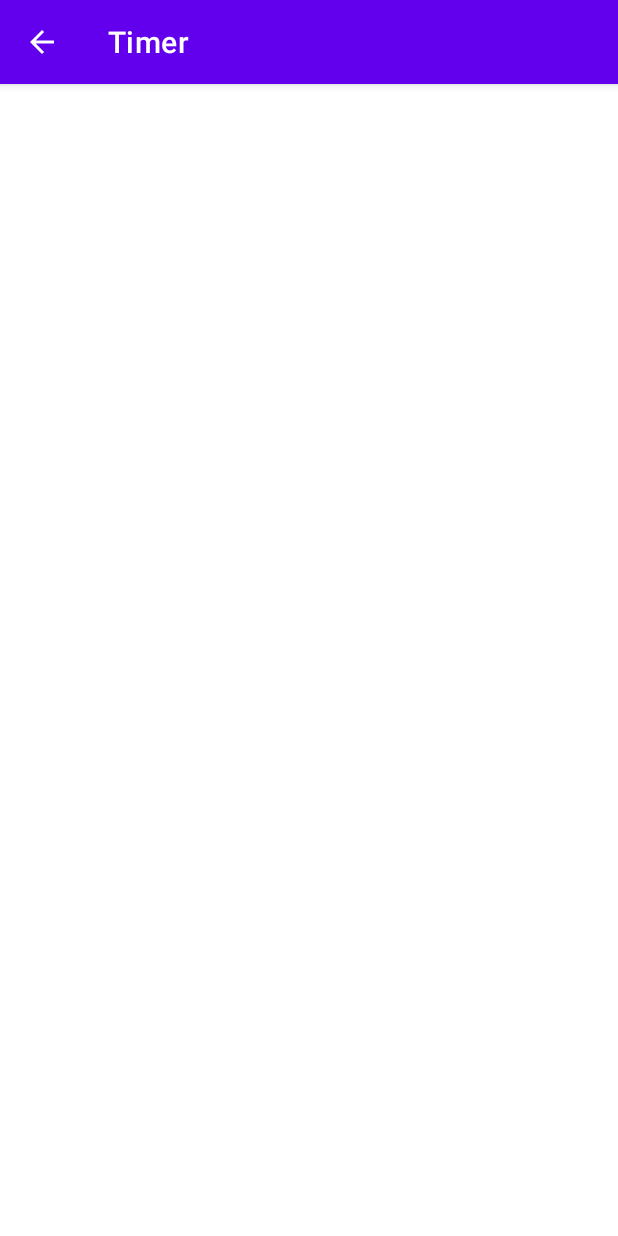
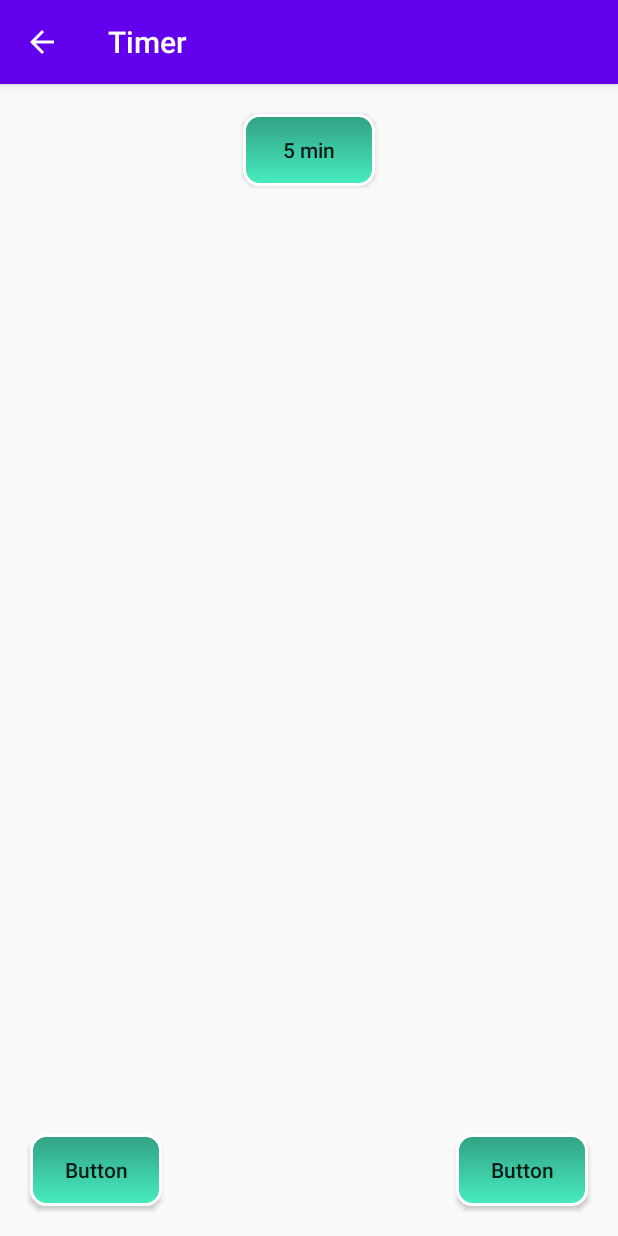
Before and after one commit to TravisKoz/capstone_theSuperSmashApp, an Android app: the TimerActivity screen opened directly, with no data from a screen before it, on a phone screen of 412 x 824 dp. Run offline under Robolectric (Android 15) with nearby library versions, the phone set to English and light mode, and no system bars.

Commit message:
Button customisation for timer activity.

```diff
--- a/app/src/main/java/edu/cvtc/myapplication/MainActivity.java
+++ b/app/src/main/java/edu/cvtc/myapplication/MainActivity.java
@@ -28,7 +28,6 @@ public class MainActivity extends AppCompatActivity {
     // Populate the options menu
     @Override
     public boolean onOptionsItemSelected(@NonNull MenuItem item) {
-
         Intent intent;
 
         switch (item.getItemId()) {
--- /dev/null
+++ b/app/src/main/res/drawable/button_timer_default.xml
@@ -0,0 +1,21 @@
+<?xml version="1.0" encoding="utf-8"?>
+<shape xmlns:android="http://schemas.android.com/apk/res/android"
+    android:shape="rectangle">
+    <gradient
+        android:angle="90"
+        android:startColor="#48EDC0"
+        android:endColor="#31A182"/>
+
+    <padding
+        android:bottom="7dp"
+        android:left="7dp"
+        android:right="7dp"
+        android:top="7dp"/>
+
+    <stroke
+        android:width="2dp"
+        android:color="#FFF"/>
+
+    <corners android:radius="10dp"/>
+
+</shape>
--- /dev/null
+++ b/app/src/main/res/drawable/button_timer_pressed.xml
@@ -0,0 +1,21 @@
+<?xml version="1.0" encoding="utf-8"?>
+<shape xmlns:android="http://schemas.android.com/apk/res/android"
+    android:shape="rectangle">
+    <gradient
+        android:angle="90"
+        android:startColor="#04D59B"
+        android:endColor="#48EDC0"/>
+
+    <padding
+        android:bottom="7dp"
+        android:left="7dp"
+        android:right="7dp"
+        android:top="7dp"/>
+
+    <stroke
+        android:width="2dp"
+        android:color="#FFF"/>
+
+    <corners android:radius="10dp"/>
+
+</shape>
--- /dev/null
+++ b/app/src/main/res/drawable/custom_button.xml
@@ -0,0 +1,13 @@
+<?xml version="1.0" encoding="utf-8"?>
+<selector xmlns:android="http://schemas.android.com/apk/res/android">
+
+    <item
+        android:state_pressed="true"
+        android:drawable="@drawable/button_timer_pressed"/>
+
+    <item
+        android:state_pressed="false"
+        android:drawable="@drawable/button_timer_default" />
+
+
+</selector>
--- /dev/null
+++ b/app/src/main/res/drawable/ic_baseline_menu.xml
@@ -0,0 +1,5 @@
+<vector android:height="24dp" android:tint="#E64A19"
+    android:viewportHeight="24" android:viewportWidth="24"
+    android:width="24dp" xmlns:android="http://schemas.android.com/apk/res/android">
+    <path android:fillColor="@android:color/white" android:pathData="M3,18h18v-2L3,16v2zM3,13h18v-2L3,11v2zM3,6v2h18L21,6L3,6z"/>
+</vector>
--- a/app/src/main/res/layout/activity_timer.xml
+++ b/app/src/main/res/layout/activity_timer.xml
@@ -6,4 +6,42 @@
     android:layout_height="match_parent"
     tools:context=".TimerActivity">
 
+    <Button
+        android:id="@+id/button"
+        android:layout_width="wrap_content"
+        android:layout_height="wrap_content"
+        android:layout_marginStart="20dp"
+        android:layout_marginBottom="20dp"
+        android:text="Button"
+        android:textAllCaps="false"
+        android:background="@drawable/custom_button"
+        app:layout_constraintBottom_toBottomOf="parent"
+        app:layout_constraintStart_toStartOf="parent" />
+
+    <Button
+        android:id="@+id/button2"
+        android:layout_width="wrap_content"
+        android:layout_height="wrap_content"
+        android:layout_marginEnd="20dp"
+        android:layout_marginBottom="20dp"
+        android:text="Button"
+        android:textAllCaps="false"
+        android:background="@drawable/custom_button"
+        app:layout_constraintBottom_toBottomOf="parent"
+        app:layout_constraintEnd_toEndOf="parent" />
+
+
+    <Button
+        android:id="@+id/min5btn"
+        android:layout_width="wrap_content"
+        android:layout_height="wrap_content"
+        android:layout_marginTop="20dp"
+        android:text="5 min"
+        android:textAllCaps="false"
+        android:background="@drawable/custom_button"
+        app:layout_constraintEnd_toEndOf="parent"
+        app:layout_constraintStart_toStartOf="parent"
+        app:layout_constraintTop_toTopOf="parent" />
+
+
 </androidx.constraintlayout.widget.ConstraintLayout>
--- a/app/src/main/res/menu/main_menu.xml
+++ b/app/src/main/res/menu/main_menu.xml
@@ -5,7 +5,7 @@
     <item
         android:title=""
         app:showAsAction="always"
-        android:icon="@drawable/ic_baseline_more"
+        android:icon="@drawable/ic_baseline_menu"
         >
 
         <menu>
@@ -35,5 +35,4 @@
         </menu>
     </item>
 
-
 </menu>
--- a/app/src/main/res/values/colors.xml
+++ b/app/src/main/res/values/colors.xml
@@ -7,4 +7,5 @@
   <color name="teal_700">#FF018786</color>
   <color name="black">#FF000000</color>
   <color name="white">#FFFFFFFF</color>
+  <color name="easternBlue">#2596be</color>
 </resources>
--- a/app/src/main/res/values/themes.xml
+++ b/app/src/main/res/values/themes.xml
@@ -1,6 +1,6 @@
 <resources xmlns:tools="http://schemas.android.com/tools">
   <!-- Base application theme. -->
-  <style name="Theme.Capstone_theSuperSmashApp" parent="Theme.MaterialComponents.DayNight.DarkActionBar">
+  <style name="Theme.Capstone_theSuperSmashApp" parent="Theme.MaterialComponents.DayNight.DarkActionBar.Bridge">
     <!-- Primary brand color. -->
     <item name="colorPrimary">@color/purple_500</item>
     <item name="colorPrimaryVariant">@color/purple_700</item>
```
